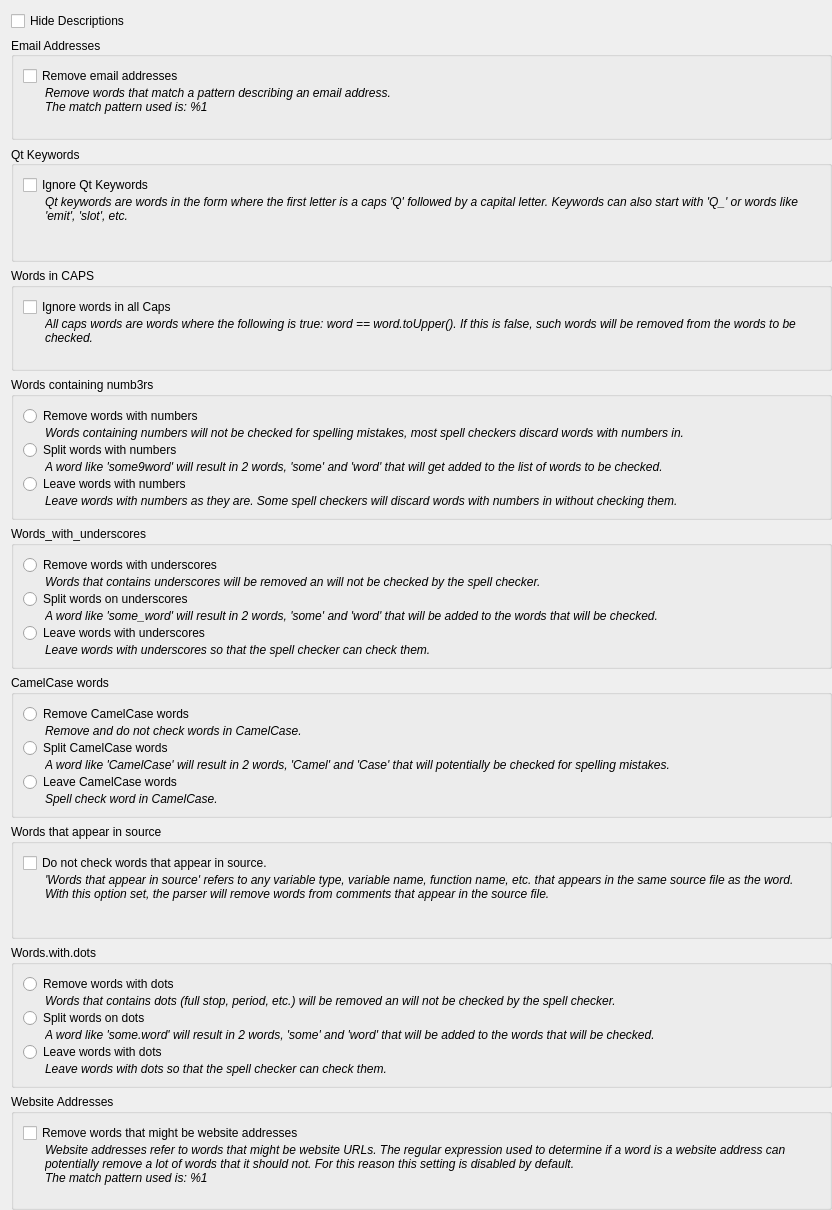
Before: the Qt Designer form Parsers/CppParser/cppparseroptionswidget.ui in CJCombrink/SpellChecker-Plugin, drawn with Qt 5.
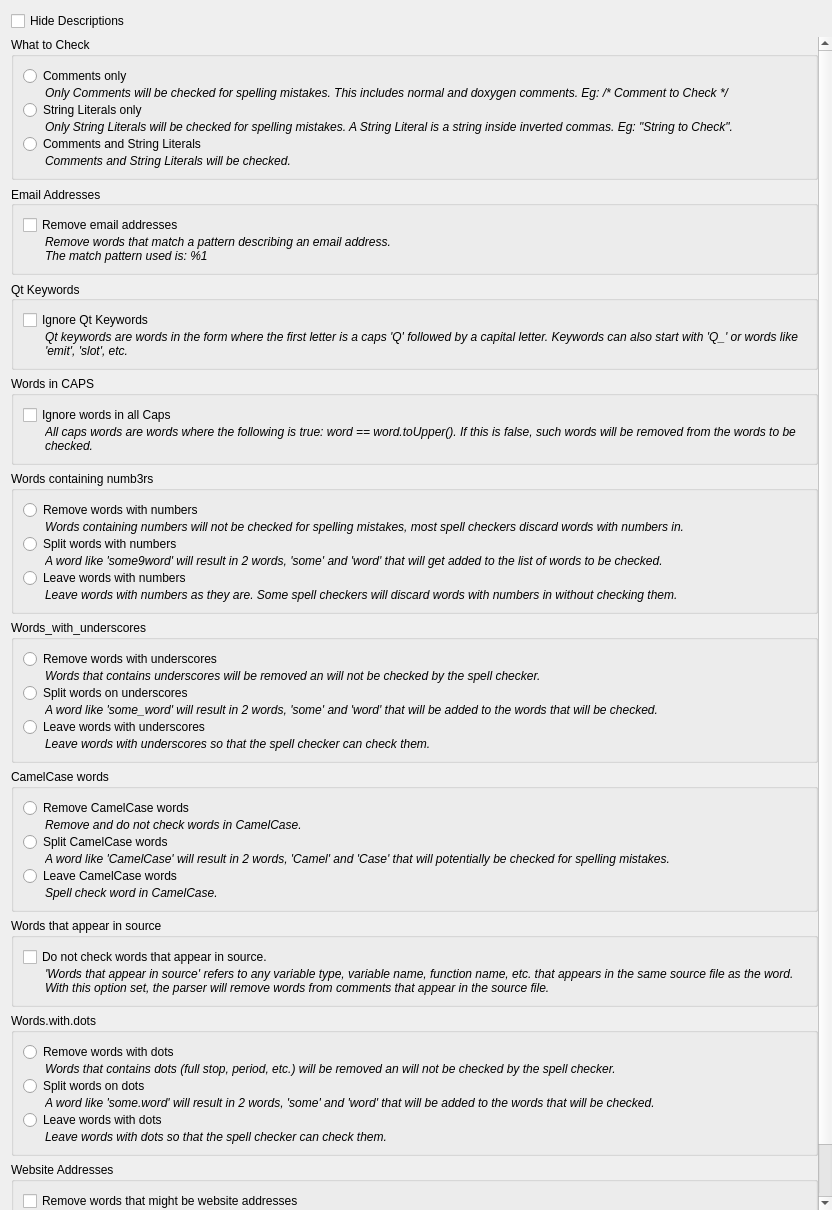
After: the same form once the commit is applied.

Commit message: Complete support to check String Literals.

The edit to the form file:
```diff
--- a/Parsers/CppParser/cppparseroptionswidget.ui
+++ b/Parsers/CppParser/cppparseroptionswidget.ui
@@ -20,8 +20,8 @@
    <string>Form</string>
   </property>
   <property name="styleSheet">
-   <string notr="true">QScrollArea {background-color: rgb(255, 255, 255); }
-QLabel { background-color: rgb(170, 255, 0); }</string>
+   <string notr="true">
+</string>
   </property>
   <layout class="QVBoxLayout" name="verticalLayout_2">
    <property name="leftMargin">
@@ -46,7 +46,7 @@
    <item>
     <widget class="QScrollArea" name="scrollArea">
      <property name="sizePolicy">
-      <sizepolicy hsizetype="Expanding" vsizetype="Preferred">
+      <sizepolicy hsizetype="Expanding" vsizetype="Expanding">
        <horstretch>0</horstretch>
        <verstretch>0</verstretch>
       </sizepolicy>
@@ -65,8 +65,8 @@
        <rect>
         <x>0</x>
         <y>0</y>
-        <width>821</width>
-        <height>1172</height>
+        <width>800</width>
+        <height>1279</height>
        </rect>
       </property>
       <property name="sizePolicy">
@@ -91,6 +91,159 @@
        <property name="bottomMargin">
         <number>0</number>
        </property>
+       <item>
+        <widget class="QGroupBox" name="groupBox_7">
+         <property name="sizePolicy">
+          <sizepolicy hsizetype="Preferred" vsizetype="Maximum">
+           <horstretch>0</horstretch>
+           <verstretch>0</verstretch>
+          </sizepolicy>
+         </property>
+         <property name="title">
+          <string>What to Check</string>
+         </property>
+         <layout class="QFormLayout" name="formLayout_10">
+          <property name="fieldGrowthPolicy">
+           <enum>QFormLayout::AllNonFixedFieldsGrow</enum>
+          </property>
+          <property name="verticalSpacing">
+           <number>0</number>
+          </property>
+          <item row="0" column="0" colspan="2">
+           <widget class="QRadioButton" name="radioButtonWhatComments">
+            <property name="text">
+             <string>Comments only</string>
+            </property>
+           </widget>
+          </item>
+          <item row="1" column="0">
+           <spacer name="horizontalSpacer_19">
+            <property name="orientation">
+             <enum>Qt::Horizontal</enum>
+            </property>
+            <property name="sizeType">
+             <enum>QSizePolicy::Fixed</enum>
+            </property>
+            <property name="sizeHint" stdset="0">
+             <size>
+              <width>16</width>
+              <height>0</height>
+             </size>
+            </property>
+           </spacer>
+          </item>
+          <item row="1" column="1">
+           <widget class="QLabel" name="label_11">
+            <property name="sizePolicy">
+             <sizepolicy hsizetype="Preferred" vsizetype="Ignored">
+              <horstretch>0</horstretch>
+              <verstretch>0</verstretch>
+             </sizepolicy>
+            </property>
+            <property name="font">
+             <font>
+              <italic>true</italic>
+             </font>
+            </property>
+            <property name="text">
+             <string>Only Comments will be checked for spelling mistakes. This includes normal and doxygen comments. Eg: /* Comment to Check */</string>
+            </property>
+            <property name="wordWrap">
+             <bool>true</bool>
+            </property>
+           </widget>
+          </item>
+          <item row="2" column="0" colspan="2">
+           <widget class="QRadioButton" name="radioButtonWhatLiterals">
+            <property name="text">
+             <string>String Literals only</string>
+            </property>
+           </widget>
+          </item>
+          <item row="3" column="0">
+           <spacer name="horizontalSpacer_20">
+            <property name="orientation">
+             <enum>Qt::Horizontal</enum>
+            </property>
+            <property name="sizeType">
+             <enum>QSizePolicy::Fixed</enum>
+            </property>
+            <property name="sizeHint" stdset="0">
+             <size>
+              <width>16</width>
+              <height>0</height>
+             </size>
+            </property>
+           </spacer>
+          </item>
+          <item row="3" column="1">
+           <widget class="QLabel" name="label_14">
+            <property name="sizePolicy">
+             <sizepolicy hsizetype="Preferred" vsizetype="Ignored">
+              <horstretch>0</horstretch>
+              <verstretch>0</verstretch>
+             </sizepolicy>
+            </property>
+            <property name="font">
+             <font>
+              <italic>true</italic>
+             </font>
+            </property>
+            <property name="text">
+             <string>Only String Literals will be checked for spelling mistakes. A String Literal is a string inside inverted commas. Eg: &quot;String to Check&quot;.</string>
+            </property>
+            <property name="wordWrap">
+             <bool>true</bool>
+            </property>
+           </widget>
+          </item>
+          <item row="4" column="0" colspan="2">
+           <widget class="QRadioButton" name="radioButtonWhatBoth">
+            <property name="text">
+             <string>Comments and String Literals</string>
+            </property>
+           </widget>
+          </item>
+          <item row="5" column="0">
+           <spacer name="horizontalSpacer_21">
+            <property name="orientation">
+             <enum>Qt::Horizontal</enum>
+            </property>
+            <property name="sizeType">
+             <enum>QSizePolicy::Fixed</enum>
+            </property>
+            <property name="sizeHint" stdset="0">
+             <size>
+              <width>16</width>
+              <height>0</height>
+             </size>
+            </property>
+           </spacer>
+          </item>
+          <item row="5" column="1">
+           <widget class="QLabel" name="label_21">
+            <property name="sizePolicy">
+             <sizepolicy hsizetype="Preferred" vsizetype="Ignored">
+              <horstretch>0</horstretch>
+              <verstretch>0</verstretch>
+             </sizepolicy>
+            </property>
+            <property name="font">
+             <font>
+              <italic>true</italic>
+             </font>
+            </property>
+            <property name="text">
+             <string>Comments and String Literals will be checked. </string>
+            </property>
+            <property name="wordWrap">
+             <bool>true</bool>
+            </property>
+           </widget>
+          </item>
+         </layout>
+        </widget>
+       </item>
        <item>
         <widget class="QGroupBox" name="groupBox_8">
          <property name="sizePolicy">
```
Left out of the diff: 144 changed lines with no effect on the pictures. The commit also changes 6 other files.
